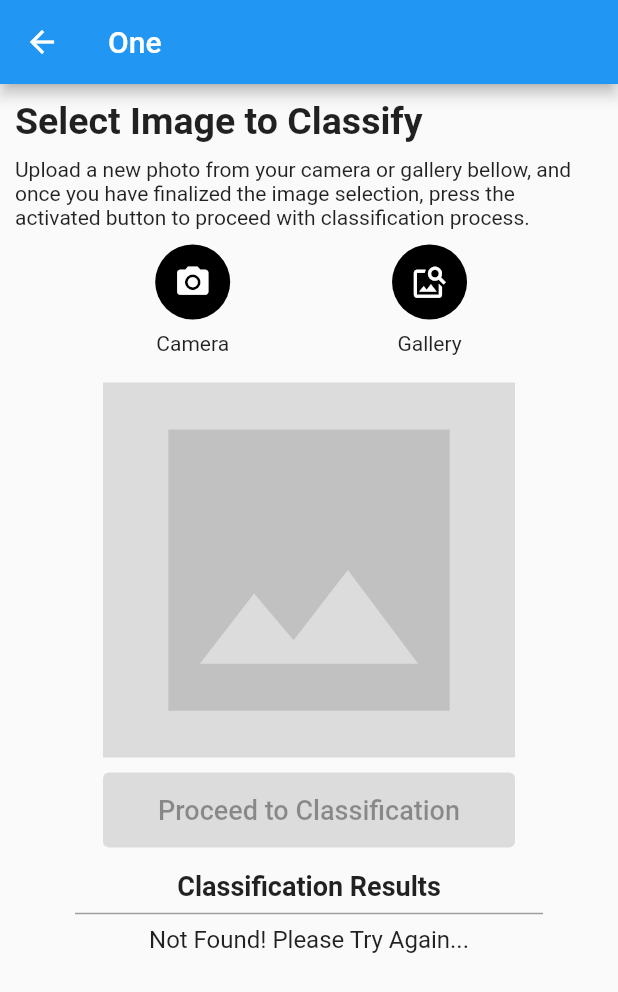
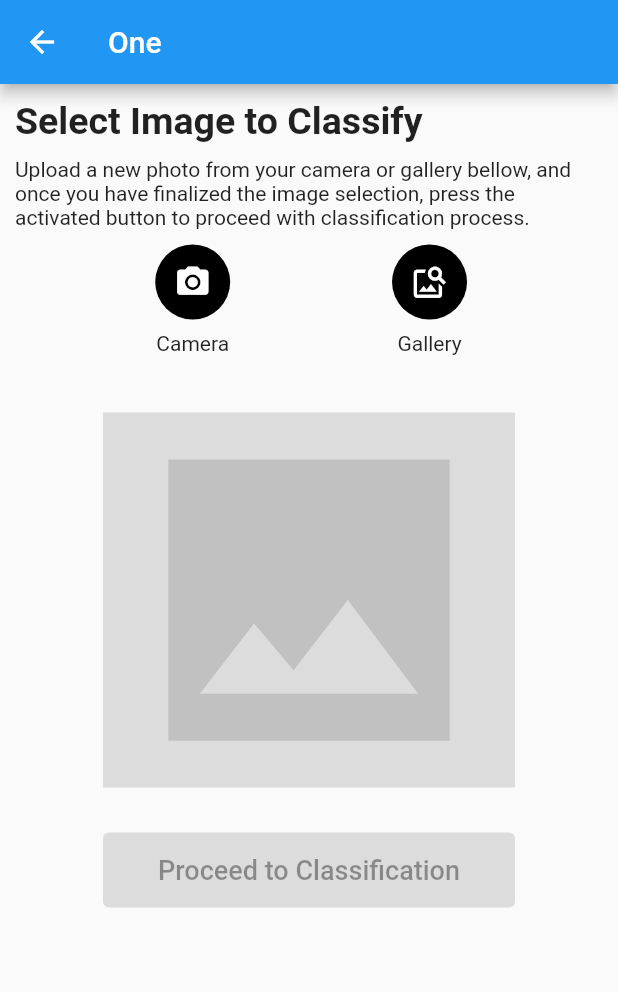
Before and after one commit to wadchathuranga/banana_digital, a Flutter app: the ScreenOne screen opened by its route, on a phone screen of 412 x 824 dp. Shown: the top 992 px of the screen. Run offline on Flutter 3.47's test engine with Material 2 defaults, Android fonts, the phone set to English and light mode, and no system bars; our stand-ins replace animated_text_kit, curved_navigation_bar, flutter_spinkit, fluttertoast, image_cropper, image_picker and 2 more; accounts and stored records are empty; generated files the repository leaves out were written again.

Commit message:
screen one updated

```diff
--- a/lib/main.dart
+++ b/lib/main.dart
@@ -3,6 +3,7 @@ import 'package:banana_digital/screens/AboutScreen.dart';
 import 'package:banana_digital/screens/profile/profile_page.dart';
 import 'package:banana_digital/screens/screenHome/homeScreen.dart';
 import 'package:banana_digital/screens/screenFour/screenFour.dart';
+import 'package:banana_digital/screens/screenOne/oneResultScreen.dart';
 import 'package:banana_digital/screens/screenOne/screenOne.dart';
 import 'package:banana_digital/screens/screenThree/screenThree.dart';
 import 'package:banana_digital/screens/screenTwo/screenTwo.dart';
@@ -48,11 +49,11 @@ class MyApp extends StatelessWidget {
             '/': (context) => const SplashScreen(),
             '/main': (context) => const MainPage(),
             '/one': (context) => const ScreenOne(),
+            '/oneResult': (context) => const OneResultScreen(),
             '/two': (context) => const ScreenTwo(),
             '/three': (context) => const ScreenThree(),
             '/four': (context) => const ScreenFour(),
             '/about': (context) => const AboutScreen(),
-
           },
         );
       }
--- a/lib/screens/screenOne/screenOne.dart
+++ b/lib/screens/screenOne/screenOne.dart
@@ -1,7 +1,11 @@
+import 'dart:async';
+
 import 'package:flutter/material.dart';
 import 'package:image_cropper/image_cropper.dart';
 import 'package:image_picker/image_picker.dart';
 import 'dart:io';
+
+import '../../components/Loading.dart';
 
 class ScreenOne extends StatefulWidget {
   const ScreenOne({Key? key}) : super(key: key);
@@ -12,6 +16,8 @@ class ScreenOne extends StatefulWidget {
 
 class _ScreenOneState extends State<ScreenOne> {
   CroppedFile? _croppedImg;
+
+  bool isLoading = false;
 
   @override
   Widget build(BuildContext context) {
@@ -50,7 +56,10 @@ class _ScreenOneState extends State<ScreenOne> {
       appBar: AppBar(
         title: const Text('One'),
       ),
-      body: SingleChildScrollView(
+      body: Stack(
+        fit: StackFit.expand,
+        children: [
+          SingleChildScrollView(
             child: Column(
               crossAxisAlignment: CrossAxisAlignment.start,
               children: [
@@ -120,7 +129,9 @@ class _ScreenOneState extends State<ScreenOne> {
                         ],
                       ),
                     ),
+                    const SizedBox(height: 20),
                     _imageWidget(),
+                    const SizedBox(height: 20),
                     Padding(
                       padding: const EdgeInsets.only(top: 10, bottom: 15),
                       child: SizedBox(
@@ -130,6 +141,9 @@ class _ScreenOneState extends State<ScreenOne> {
                           onPressed: _croppedImg == null
                               ? null
                               : () {
+                                  setState(() {
+                                    isLoading = true;
+                                  });
                                   _proceedToClassification();
                                 },
                           child: const Text(
@@ -139,29 +153,17 @@ class _ScreenOneState extends State<ScreenOne> {
                         ),
                       ),
                     ),
-                Column(
-                  children: const [
-                    Text(
-                      'Classification Results',
-                      style:
-                          TextStyle(fontSize: 18, fontWeight: FontWeight.bold),
-                    ),
-                    Divider(
-                      color: Colors.grey,
-                      thickness: 1.0,
-                      indent: 50.0,
-                      endIndent: 50.0,
-                    ),
-                    Text(
-                      'Not Found! Please Try Again...',
-                      style: TextStyle(fontSize: 16),
-                    ),
                   ],
                 ),
               ],
             ),
+          ),
+          SizedBox(
+            child: !isLoading
+                ? null
+                : const LoadingWidget(),
+          ),
         ],
-        ),
       ),
     );
   }
@@ -191,5 +193,12 @@ class _ScreenOneState extends State<ScreenOne> {
 
   _proceedToClassification() {
     // api call here
+
+    Timer(const Duration(seconds: 8), () {
+      setState(() {
+        isLoading = false;
+      });
+      Navigator.pushNamed(context, '/oneResult');
+    });
   }
 }
```
Lines whose indentation alone changed are shown as unchanged.
